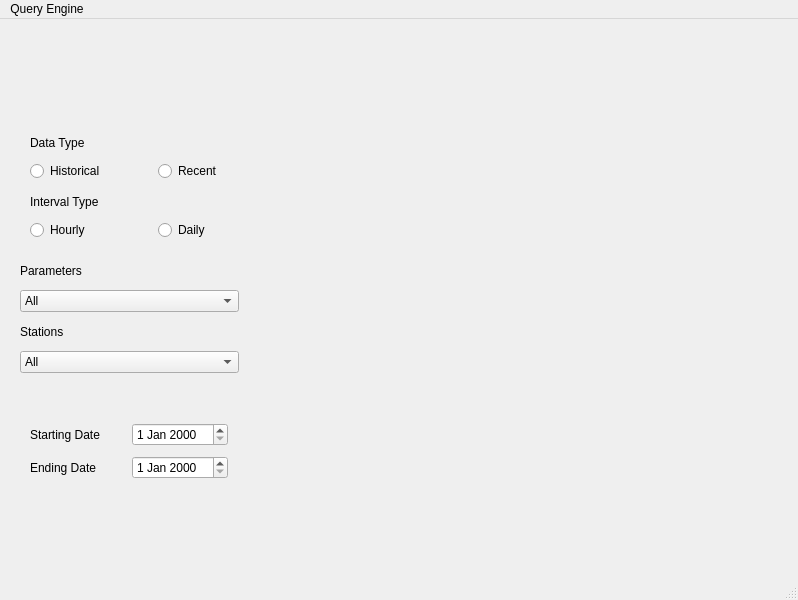
This is query_engine/GUI/gui.ui in BCCN-Prog/weather_2016 as Qt 5 draws it before an edit. The edited form follows.
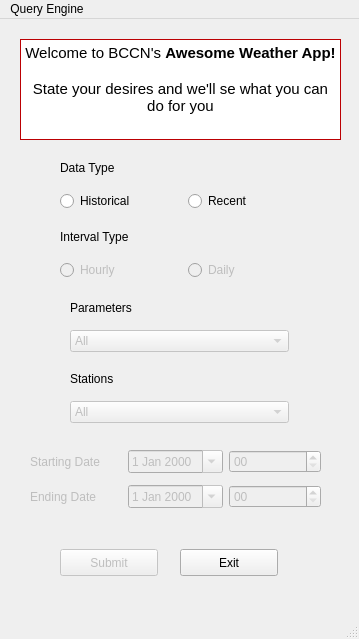
This is the edited form.

Commit message: Implemented 1st Version of Awesome Query Engine

```diff
--- a/query_engine/GUI/gui.ui
+++ b/query_engine/GUI/gui.ui
@@ -6,8 +6,8 @@
    <rect>
     <x>0</x>
     <y>0</y>
-    <width>798</width>
-    <height>600</height>
+    <width>359</width>
+    <height>639</height>
    </rect>
   </property>
   <property name="windowTitle">
@@ -17,10 +17,10 @@
    <widget class="QWidget" name="verticalLayoutWidget">
     <property name="geometry">
      <rect>
-      <x>30</x>
-      <y>170</y>
+      <x>60</x>
+      <y>200</y>
       <width>250</width>
-      <height>51</height>
+      <height>61</height>
      </rect>
     </property>
     <layout class="QVBoxLayout" name="verticalLayout">
@@ -35,6 +35,9 @@
       <layout class="QHBoxLayout" name="horizontalLayout">
        <item>
         <widget class="QRadioButton" name="HourlyFlag">
+         <property name="enabled">
+          <bool>false</bool>
+         </property>
          <property name="text">
           <string>Hourly</string>
          </property>
@@ -42,6 +45,9 @@
        </item>
        <item>
         <widget class="QRadioButton" name="DailyFlag">
+         <property name="enabled">
+          <bool>false</bool>
+         </property>
          <property name="text">
           <string>Daily</string>
          </property>
@@ -54,10 +60,10 @@
    <widget class="QWidget" name="verticalLayoutWidget_2">
     <property name="geometry">
      <rect>
-      <x>30</x>
-      <y>111</y>
+      <x>60</x>
+      <y>131</y>
       <width>250</width>
-      <height>51</height>
+      <height>61</height>
      </rect>
     </property>
     <layout class="QVBoxLayout" name="verticalLayout_2">
@@ -91,10 +97,10 @@
    <widget class="QWidget" name="verticalLayoutWidget_3">
     <property name="geometry">
      <rect>
-      <x>20</x>
-      <y>300</y>
+      <x>70</x>
+      <y>343</y>
       <width>219</width>
-      <height>54</height>
+      <height>61</height>
      </rect>
     </property>
     <layout class="QVBoxLayout" name="verticalLayout_3">
@@ -109,6 +115,9 @@
       <layout class="QHBoxLayout" name="horizontalLayout_3">
        <item>
         <widget class="QComboBox" name="StationsList">
+         <property name="enabled">
+          <bool>false</bool>
+         </property>
          <item>
           <property name="text">
            <string>All</string>
@@ -136,40 +145,91 @@
     </layout>
    </widget>
    <widget class="QWidget" name="verticalLayoutWidget_4">
+    <property name="enabled">
+     <bool>true</bool>
+    </property>
     <property name="geometry">
      <rect>
       <x>30</x>
-      <y>400</y>
-      <width>198</width>
-      <height>66</height>
+      <y>425</y>
+      <width>291</width>
+      <height>71</height>
      </rect>
     </property>
     <layout class="QVBoxLayout" name="verticalLayout_5">
      <item>
       <layout class="QHBoxLayout" name="horizontalLayout_4">
        <item>
-        <widget class="QLabel" name="label">
-         <property name="text">
-          <string>Starting Date</string>
-         </property>
-        </widget>
-       </item>
-       <item>
-        <widget class="QDateEdit" name="StartingDate"/>
+        <layout class="QHBoxLayout" name="horizontalLayout_7">
+         <item>
+          <widget class="QLabel" name="StartingDateLabel">
+           <property name="enabled">
+            <bool>false</bool>
+           </property>
+           <property name="text">
+            <string>Starting Date</string>
+           </property>
+          </widget>
+         </item>
+         <item>
+          <widget class="QDateEdit" name="StartingDate">
+           <property name="enabled">
+            <bool>false</bool>
+           </property>
+           <property name="calendarPopup">
+            <bool>true</bool>
+           </property>
+          </widget>
+         </item>
+         <item>
+          <widget class="QTimeEdit" name="StartingTime">
+           <property name="enabled">
+            <bool>false</bool>
+           </property>
+           <property name="displayFormat">
+            <string>HH</string>
+           </property>
+          </widget>
+         </item>
+        </layout>
        </item>
       </layout>
      </item>
      <item>
       <layout class="QHBoxLayout" name="horizontalLayout_5">
        <item>
-        <widget class="QLabel" name="label_2">
-         <property name="text">
-          <string>Ending Date</string>
-         </property>
-        </widget>
-       </item>
-       <item>
-        <widget class="QDateEdit" name="EndingDate"/>
+        <layout class="QHBoxLayout" name="horizontalLayout_8">
+         <item>
+          <widget class="QLabel" name="EndingDateLabel">
+           <property name="enabled">
+            <bool>false</bool>
+           </property>
+           <property name="text">
+            <string>Ending Date  </string>
+           </property>
+          </widget>
+         </item>
+         <item>
+          <widget class="QDateEdit" name="EndingDate">
+           <property name="enabled">
+            <bool>false</bool>
+           </property>
+           <property name="calendarPopup">
+            <bool>true</bool>
+           </property>
+          </widget>
+         </item>
+         <item>
+          <widget class="QTimeEdit" name="EndingTime">
+           <property name="enabled">
+            <bool>false</bool>
+           </property>
+           <property name="displayFormat">
+            <string>HH</string>
+           </property>
+          </widget>
+         </item>
+        </layout>
        </item>
       </layout>
      </item>
@@ -178,10 +238,10 @@
    <widget class="QWidget" name="verticalLayoutWidget_5">
     <property name="geometry">
      <rect>
-      <x>20</x>
-      <y>239</y>
+      <x>70</x>
+      <y>272</y>
       <width>219</width>
-      <height>54</height>
+      <height>61</height>
      </rect>
     </property>
     <layout class="QVBoxLayout" name="verticalLayout_6">
@@ -196,6 +256,9 @@
       <layout class="QHBoxLayout" name="horizontalLayout_6">
        <item>
         <widget class="QComboBox" name="ParametersList">
+         <property name="enabled">
+          <bool>false</bool>
+         </property>
          <item>
           <property name="text">
            <string>All</string>
@@ -222,13 +285,476 @@
      </item>
     </layout>
    </widget>
+   <widget class="QPushButton" name="SubmitButton">
+    <property name="enabled">
+     <bool>false</bool>
+    </property>
+    <property name="geometry">
+     <rect>
+      <x>60</x>
+      <y>530</y>
+      <width>98</width>
+      <height>27</height>
+     </rect>
+    </property>
+    <property name="text">
+     <string>Submit</string>
+    </property>
+   </widget>
+   <widget class="QPushButton" name="ExitButton">
+    <property name="geometry">
+     <rect>
+      <x>180</x>
+      <y>530</y>
+      <width>98</width>
+      <height>27</height>
+     </rect>
+    </property>
+    <property name="text">
+     <string>Exit</string>
+    </property>
+   </widget>
+   <widget class="QTextBrowser" name="textBrowser">
+    <property name="geometry">
+     <rect>
+      <x>20</x>
+      <y>20</y>
+      <width>321</width>
+      <height>101</height>
+     </rect>
+    </property>
+    <property name="palette">
+     <palette>
+      <active>
+       <colorrole role="WindowText">
+        <brush brushstyle="SolidPattern">
+         <color alpha="255">
+          <red>0</red>
+          <green>0</green>
+          <blue>0</blue>
+         </color>
+        </brush>
+       </colorrole>
+       <colorrole role="Button">
+        <brush brushstyle="SolidPattern">
+         <color alpha="255">
+          <red>242</red>
+          <green>0</green>
+          <blue>4</blue>
+         </color>
+        </brush>
+       </colorrole>
+       <colorrole role="Light">
+        <brush brushstyle="SolidPattern">
+         <color alpha="255">
+          <red>255</red>
+          <green>108</green>
+          <blue>110</blue>
+         </color>
+        </brush>
+       </colorrole>
+       <colorrole role="Midlight">
+        <brush brushstyle="SolidPattern">
+         <color alpha="255">
+          <red>248</red>
+          <green>54</green>
+          <blue>57</blue>
+         </color>
+        </brush>
+       </colorrole>
+       <colorrole role="Dark">
+        <brush brushstyle="SolidPattern">
+         <color alpha="255">
+          <red>121</red>
+          <green>0</green>
+          <blue>2</blue>
+         </color>
+        </brush>
+       </colorrole>
+       <colorrole role="Mid">
+        <brush brushstyle="SolidPattern">
+         <color alpha="255">
+          <red>161</red>
+          <green>0</green>
+          <blue>2</blue>
+         </color>
+        </brush>
+       </colorrole>
+       <colorrole role="Text">
+        <brush brushstyle="SolidPattern">
+         <color alpha="255">
+          <red>0</red>
+          <green>0</green>
+          <blue>0</blue>
+         </color>
+        </brush>
+       </colorrole>
+       <colorrole role="BrightText">
+        <brush brushstyle="SolidPattern">
+         <color alpha="255">
+          <red>255</red>
+          <green>255</green>
+          <blue>255</blue>
+         </color>
+        </brush>
+       </colorrole>
+       <colorrole role="ButtonText">
+        <brush brushstyle="SolidPattern">
+         <color alpha="255">
+          <red>0</red>
+          <green>0</green>
+          <blue>0</blue>
+         </color>
+        </brush>
+       </colorrole>
+       <colorrole role="Base">
+        <brush brushstyle="SolidPattern">
+         <color alpha="255">
+          <red>255</red>
+          <green>255</green>
+          <blue>255</blue>
+         </color>
+        </brush>
+       </colorrole>
+       <colorrole role="Window">
+        <brush brushstyle="SolidPattern">
+         <color alpha="255">
+          <red>242</red>
+          <green>0</green>
+          <blue>4</blue>
+         </color>
+        </brush>
+       </colorrole>
+       <colorrole role="Shadow">
+        <brush brushstyle="SolidPattern">
+         <color alpha="255">
+          <red>0</red>
+          <green>0</green>
+          <blue>0</blue>
+         </color>
+        </brush>
+       </colorrole>
+       <colorrole role="AlternateBase">
+        <brush brushstyle="SolidPattern">
+         <color alpha="255">
+          <red>248</red>
+          <green>127</green>
+          <blue>129</blue>
+         </color>
+        </brush>
+       </colorrole>
+       <colorrole role="ToolTipBase">
+        <brush brushstyle="SolidPattern">
+         <color alpha="255">
+          <red>255</red>
+          <green>255</green>
+          <blue>220</blue>
+         </color>
+        </brush>
+       </colorrole>
+       <colorrole role="ToolTipText">
+        <brush brushstyle="SolidPattern">
+         <color alpha="255">
+          <red>0</red>
+          <green>0</green>
+          <blue>0</blue>
+         </color>
+        </brush>
+       </colorrole>
+      </active>
+      <inactive>
+       <colorrole role="WindowText">
+        <brush brushstyle="SolidPattern">
+         <color alpha="255">
+          <red>0</red>
+          <green>0</green>
+          <blue>0</blue>
+         </color>
+        </brush>
+       </colorrole>
+       <colorrole role="Button">
+        <brush brushstyle="SolidPattern">
+         <color alpha="255">
+          <red>242</red>
+          <green>0</green>
+          <blue>4</blue>
+         </color>
+        </brush>
+       </colorrole>
+       <colorrole role="Light">
+        <brush brushstyle="SolidPattern">
+         <color alpha="255">
+          <red>255</red>
+          <green>108</green>
+          <blue>110</blue>
+         </color>
+        </brush>
+       </colorrole>
+       <colorrole role="Midlight">
+        <brush brushstyle="SolidPattern">
+         <color alpha="255">
+          <red>248</red>
+          <green>54</green>
+          <blue>57</blue>
+         </color>
+        </brush>
+       </colorrole>
+       <colorrole role="Dark">
+        <brush brushstyle="SolidPattern">
+         <color alpha="255">
+          <red>121</red>
+          <green>0</green>
+          <blue>2</blue>
+         </color>
+        </brush>
+       </colorrole>
+       <colorrole role="Mid">
+        <brush brushstyle="SolidPattern">
+         <color alpha="255">
+          <red>161</red>
+          <green>0</green>
+          <blue>2</blue>
+         </color>
+        </brush>
+       </colorrole>
+       <colorrole role="Text">
+        <brush brushstyle="SolidPattern">
+         <color alpha="255">
+          <red>0</red>
+          <green>0</green>
+          <blue>0</blue>
+         </color>
+        </brush>
+       </colorrole>
+       <colorrole role="BrightText">
+        <brush brushstyle="SolidPattern">
+         <color alpha="255">
+          <red>255</red>
+          <green>255</green>
+          <blue>255</blue>
+         </color>
+        </brush>
+       </colorrole>
+       <colorrole role="ButtonText">
+        <brush brushstyle="SolidPattern">
+         <color alpha="255">
+          <red>0</red>
+          <green>0</green>
+          <blue>0</blue>
+         </color>
+        </brush>
+       </colorrole>
+       <colorrole role="Base">
+        <brush brushstyle="SolidPattern">
+         <color alpha="255">
+          <red>255</red>
+          <green>255</green>
+          <blue>255</blue>
+         </color>
+        </brush>
+       </colorrole>
+       <colorrole role="Window">
+        <brush brushstyle="SolidPattern">
+         <color alpha="255">
+          <red>242</red>
+          <green>0</green>
+          <blue>4</blue>
+         </color>
+        </brush>
+       </colorrole>
+       <colorrole role="Shadow">
+        <brush brushstyle="SolidPattern">
+         <color alpha="255">
+          <red>0</red>
+          <green>0</green>
+          <blue>0</blue>
+         </color>
+        </brush>
+       </colorrole>
+       <colorrole role="AlternateBase">
+        <brush brushstyle="SolidPattern">
+         <color alpha="255">
+          <red>248</red>
+          <green>127</green>
+          <blue>129</blue>
+         </color>
+        </brush>
+       </colorrole>
+       <colorrole role="ToolTipBase">
+        <brush brushstyle="SolidPattern">
+         <color alpha="255">
+          <red>255</red>
+          <green>255</green>
+          <blue>220</blue>
+         </color>
+        </brush>
+       </colorrole>
+       <colorrole role="ToolTipText">
+        <brush brushstyle="SolidPattern">
+         <color alpha="255">
+          <red>0</red>
+          <green>0</green>
+          <blue>0</blue>
+         </color>
+        </brush>
+       </colorrole>
+      </inactive>
+      <disabled>
+       <colorrole role="WindowText">
+        <brush brushstyle="SolidPattern">
+         <color alpha="255">
+          <red>121</red>
+          <green>0</green>
+          <blue>2</blue>
+         </color>
+        </brush>
+       </colorrole>
+       <colorrole role="Button">
+        <brush brushstyle="SolidPattern">
+         <color alpha="255">
+          <red>242</red>
+          <green>0</green>
+          <blue>4</blue>
+         </color>
+        </brush>
+       </colorrole>
+       <colorrole role="Light">
+        <brush brushstyle="SolidPattern">
+         <color alpha="255">
+          <red>255</red>
+          <green>108</green>
+          <blue>110</blue>
+         </color>
+        </brush>
+       </colorrole>
+       <colorrole role="Midlight">
+        <brush brushstyle="SolidPattern">
+         <color alpha="255">
+          <red>248</red>
+          <green>54</green>
+          <blue>57</blue>
+         </color>
+        </brush>
+       </colorrole>
+       <colorrole role="Dark">
+        <brush brushstyle="SolidPattern">
+         <color alpha="255">
+          <red>121</red>
+          <green>0</green>
+          <blue>2</blue>
+         </color>
+        </brush>
+       </colorrole>
+       <colorrole role="Mid">
+        <brush brushstyle="SolidPattern">
+         <color alpha="255">
+          <red>161</red>
+          <green>0</green>
+          <blue>2</blue>
+         </color>
+        </brush>
+       </colorrole>
+       <colorrole role="Text">
+        <brush brushstyle="SolidPattern">
+         <color alpha="255">
+          <red>121</red>
+          <green>0</green>
+          <blue>2</blue>
+         </color>
+        </brush>
+       </colorrole>
+       <colorrole role="BrightText">
+        <brush brushstyle="SolidPattern">
+         <color alpha="255">
+          <red>255</red>
+          <green>255</green>
+          <blue>255</blue>
+         </color>
+        </brush>
+       </colorrole>
+       <colorrole role="ButtonText">
+        <brush brushstyle="SolidPattern">
+         <color alpha="255">
+          <red>121</red>
+          <green>0</green>
+          <blue>2</blue>
+         </color>
+        </brush>
+       </colorrole>
+       <colorrole role="Base">
+        <brush brushstyle="SolidPattern">
+         <color alpha="255">
+          <red>242</red>
+          <green>0</green>
+          <blue>4</blue>
+         </color>
+        </brush>
+       </colorrole>
+       <colorrole role="Window">
+        <brush brushstyle="SolidPattern">
+         <color alpha="255">
+          <red>242</red>
+          <green>0</green>
+          <blue>4</blue>
+         </color>
+        </brush>
+       </colorrole>
+       <colorrole role="Shadow">
+        <brush brushstyle="SolidPattern">
+         <color alpha="255">
+          <red>0</red>
+          <green>0</green>
+          <blue>0</blue>
+         </color>
+        </brush>
+       </colorrole>
+       <colorrole role="AlternateBase">
+        <brush brushstyle="SolidPattern">
+         <color alpha="255">
+          <red>242</red>
+          <green>0</green>
+          <blue>4</blue>
+         </color>
+        </brush>
+       </colorrole>
+       <colorrole role="ToolTipBase">
+        <brush brushstyle="SolidPattern">
+         <color alpha="255">
+          <red>255</red>
+          <green>255</green>
+          <blue>220</blue>
+         </color>
+        </brush>
+       </colorrole>
+       <colorrole role="ToolTipText">
+        <brush brushstyle="SolidPattern">
+         <color alpha="255">
+          <red>0</red>
+          <green>0</green>
+          <blue>0</blue>
+         </color>
+        </brush>
+       </colorrole>
+      </disabled>
+     </palette>
+    </property>
+    <property name="html">
+     <string>&lt;!DOCTYPE HTML PUBLIC &quot;-//W3C//DTD HTML 4.0//EN&quot; &quot;http://www.w3.org/TR/REC-html40/strict.dtd&quot;&gt;
+&lt;html&gt;&lt;head&gt;&lt;meta name=&quot;qrichtext&quot; content=&quot;1&quot; /&gt;&lt;style type=&quot;text/css&quot;&gt;
+p, li { white-space: pre-wrap; }
+&lt;/style&gt;&lt;/head&gt;&lt;body style=&quot; font-family:'Ubuntu'; font-size:11pt; font-weight:400; font-style:normal;&quot;&gt;
+&lt;p align=&quot;center&quot; style=&quot; margin-top:0px; margin-bottom:0px; margin-left:0px; margin-right:0px; -qt-block-indent:0; text-indent:0px;&quot;&gt;Welcome to BCCN's &lt;span style=&quot; font-weight:600;&quot;&gt;Awesome Weather App!&lt;/span&gt;&lt;/p&gt;
+&lt;p align=&quot;center&quot; style=&quot;-qt-paragraph-type:empty; margin-top:0px; margin-bottom:0px; margin-left:0px; margin-right:0px; -qt-block-indent:0; text-indent:0px;&quot;&gt;&lt;br /&gt;&lt;/p&gt;
+&lt;p align=&quot;center&quot; style=&quot; margin-top:0px; margin-bottom:0px; margin-left:0px; margin-right:0px; -qt-block-indent:0; text-indent:0px;&quot;&gt;State your desires and we'll se what you can do for you&lt;/p&gt;&lt;/body&gt;&lt;/html&gt;</string>
+    </property>
+   </widget>
   </widget>
   <widget class="QMenuBar" name="menubar">
    <property name="geometry">
     <rect>
      <x>0</x>
      <y>0</y>
-     <width>798</width>
+     <width>359</width>
      <height>25</height>
     </rect>
    </property>
```
Left out of the diff: 94 changed lines with no effect on the pictures. The commit also changes 2 other files.
